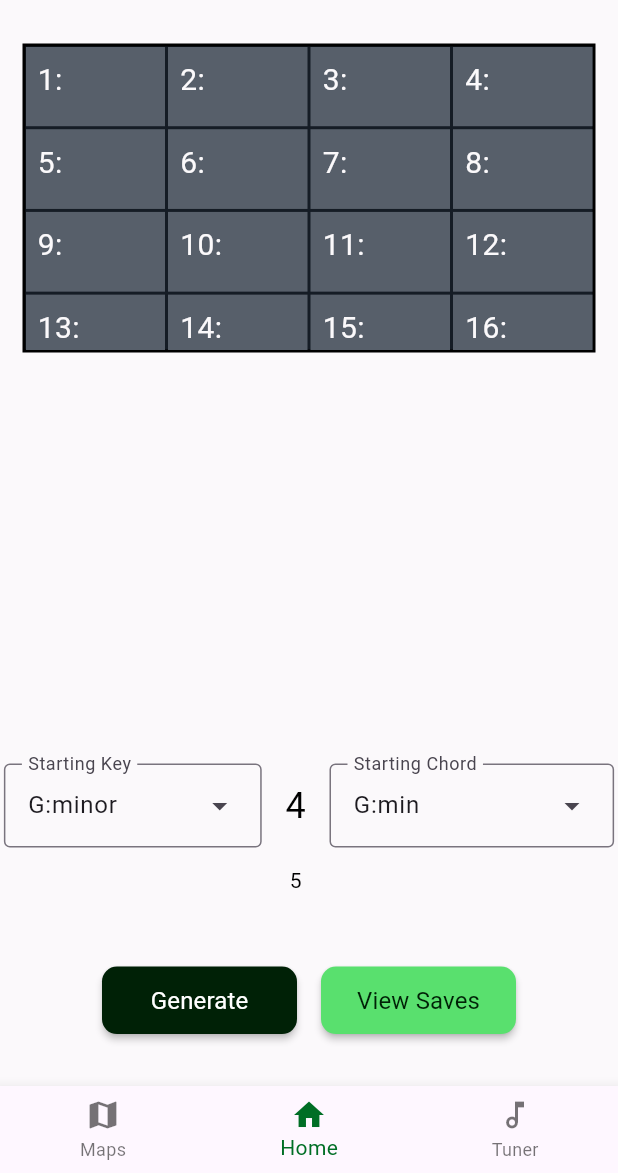
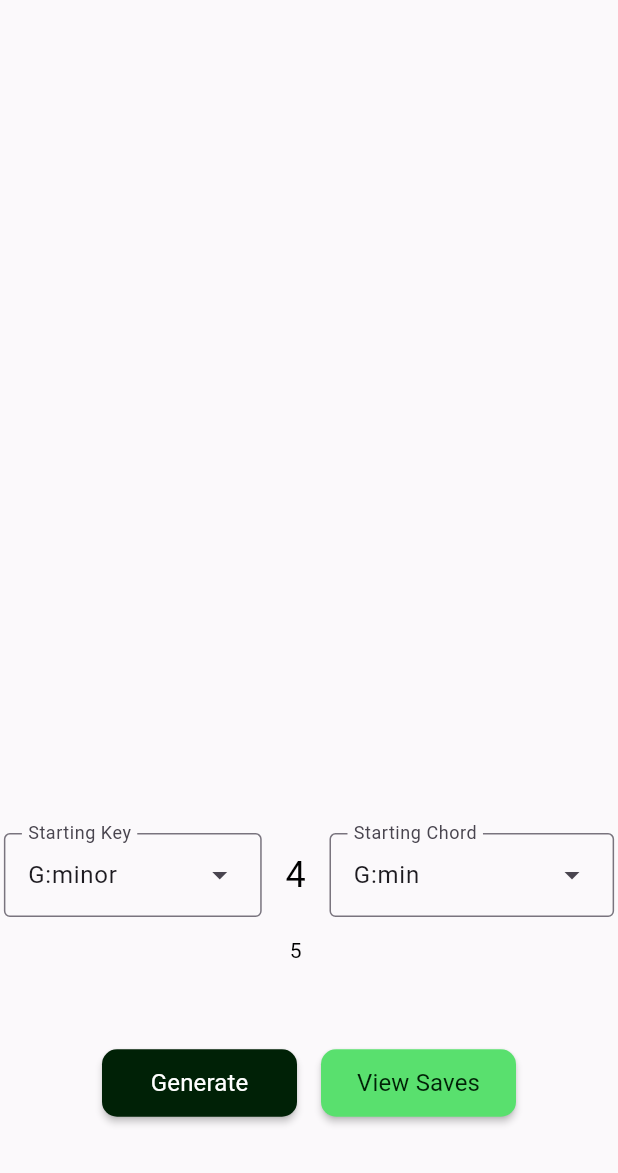
Before and after one commit to Natewhit205/Progression-App, a Flutter app: the screen it shows after launch, on a phone screen of 412 x 824 dp, the part 63-1236 px from its top. Run offline on Flutter 3.47's test engine with Material 3 defaults, Android fonts, the phone set to English and light mode, and no system bars; drawn by our look-alikes of numberpicker; our stand-ins replace hive, hive_flutter, just_audio; missing offline and left inert: dart_random_choice, fading_edge_scrollview; accounts and stored records are empty.

Commit message:
Removed Unnecessary Features and Fixed UI issues

```diff
--- a/lib/constants.dart
+++ b/lib/constants.dart
@@ -1,8 +1,8 @@
 class Constants {
   static int minChordLimit = 4;
   static int maxChordLimit = 32;
-  static int minOutputFont = 16;
-  static int maxOutputFont = 28;
+  static double minOutputFont = 16;
+  static double maxOutputFont = 28;
 
   static int chordsPerLine = 4;
 
--- a/lib/main.dart
+++ b/lib/main.dart
@@ -7,7 +7,6 @@ import 'package:flutter_music_application/classes/music_key.dart';
 import 'package:hive_flutter/adapters.dart';
 import 'package:flutter_music_application/classes/chord_map.dart';
 import 'package:flutter_music_application/keys.dart';
-import 'package:flutter_music_application/permissions.dart';
 import 'package:flutter_music_application/saved_chord_progression.dart';
 import 'package:flutter_music_application/screens/home_screen.dart';
 
@@ -94,7 +93,6 @@ Future<void> main() async {
   chordMaps = await Hive.openBox<ChordMap>('chordMaps');
 
   final List<ChordMap> maps = await _loadDecisionMap();
-  requestPermissions();
 
   runApp (
     MaterialApp(
--- a/lib/managers/harmony_manager.dart
+++ b/lib/managers/harmony_manager.dart
@@ -2,7 +2,6 @@ import 'package:flutter_music_application/classes/chord.dart';
 import 'package:flutter_music_application/classes/chord_map.dart';
 import 'package:flutter_music_application/classes/chord_progression.dart';
 import 'package:dart_random_choice/dart_random_choice.dart';
-import 'package:flutter/material.dart';
 import 'package:flutter_music_application/managers/chord_display.dart';
 
 class HarmonyManager {
@@ -11,7 +10,6 @@ class HarmonyManager {
   HarmonyManager({required this.chordMap});
 
   ChordProgression generateChordProgression(ChordData startingChord, int numberOfChords, ChordDisplay chordDisplay) {
-    debugPrint("Generate Progression (HarmonyManager) Start");
     ChordProgression progression = ChordProgression();
     progression.addChord(startingChord);
     chordDisplay.addChord(startingChord);
--- a/lib/screens/harmony_screen.dart
+++ b/lib/screens/harmony_screen.dart
@@ -9,13 +9,11 @@ import 'package:flutter_music_application/managers/harmony_manager.dart';
 import 'package:numberpicker/numberpicker.dart';
 import 'package:flutter_music_application/main.dart';
 import 'package:flutter_music_application/constants.dart';
-//import 'package:flutter_music_application/chord.dart';
 import 'package:flutter_music_application/classes/utilities.dart';
 import 'package:flutter_music_application/colors.dart';
 import 'package:flutter_music_application/styles.dart';
 import 'package:flutter_music_application/saved_chord_progression.dart';
 import 'package:flutter_music_application/screens/saves_screen.dart';
-import 'package:flutter_music_application/screens/chord_charts_screen.dart';
 import 'package:flutter_music_application/widgets/dropdown.dart';
 import 'package:flutter_music_application/widgets/button.dart';
 
@@ -38,6 +36,7 @@ class _HarmonyScreenState extends State<HarmonyScreen> with AutomaticKeepAliveCl
   bool _generated = false;
   bool _playing = false;
 
+  bool haltedGeneration = false;
 
   late int _selectedKey;
   late List<int> _selectedChord;
@@ -60,23 +59,20 @@ class _HarmonyScreenState extends State<HarmonyScreen> with AutomaticKeepAliveCl
   void _viewSaves(context) => Navigator.push(context, MaterialPageRoute(builder: (context) => const SavesScreen()));
 
   void _generateProgression() {
-    debugPrint("_generateProgression function call");
     final int limit = _chordLimit;
-    debugPrint("Selected Chord: $_selectedChord");
+    haltedGeneration = false;
 
     if (_selectedChord.length <= 1 || _selectedChord[1] < 0) return;
 
-    debugPrint("About to Clear Display");
     chordDisplay.clearDisplay();
-    debugPrint("Display Cleared");
 
     final ChordData startingChord =
       harmonyManager.getChordDataObj(_selectedKey, _selectedChord[1]);
 
-    debugPrint("Starting ChordData: $startingChord");
-
     final ChordProgression chordProgression =
       harmonyManager.generateChordProgression(startingChord, limit, chordDisplay);
+
+    if (chordProgression.chords.length < limit) haltedGeneration = true;
 
     _chordProgression =
       chordProgression.chords.map((c) => c.chordName).toList();
@@ -108,10 +104,6 @@ class _HarmonyScreenState extends State<HarmonyScreen> with AutomaticKeepAliveCl
     setState(() => _playing = false);
   }
 
-  void _showChordSymbols(context) {
-    Navigator.push(context, MaterialPageRoute(builder: (context) => ChordChartsScreen(selectedKey: _selectedKey)));
-  }
-
   void _saveChordProgression() {
     SavedChordProgression newSave = SavedChordProgression(_chordProgression);
     int key = 1;
@@ -138,9 +130,6 @@ class _HarmonyScreenState extends State<HarmonyScreen> with AutomaticKeepAliveCl
   @override
   Widget build(BuildContext context) {
     super.build(context);
-    var size = MediaQuery.of(context).size;
-    double chordDisplayHeight = size.height / 4;
-
     return Center(
       child: Align(
         alignment: Alignment.center,
@@ -151,50 +140,17 @@ class _HarmonyScreenState extends State<HarmonyScreen> with AutomaticKeepAliveCl
             alignment: Alignment.topLeft,
             children: [
               Align(
-                alignment: const Alignment(0.0, -1),
-                child: Column(
-                  children: [
-                    Padding(
-                      padding: const EdgeInsets.all(15.0),
-                      child: Container(
-                        height: chordDisplayHeight,
-                        decoration: BoxDecoration(
-                          color: AppTheme.secondary10,
-                          border: Border.all(color: Colors.black, width: 2.0),
-                        ),
-                        child: AnimatedSwitcher(
-                          duration: const Duration(milliseconds: 350),
-                          transitionBuilder: (Widget child,
-                            Animation<double> animation) => ScaleTransition(
-                              scale: animation,
-                              child: child
-                            ),
-                            child: GridView.count(
-                              mainAxisSpacing: 2.0,
-                              crossAxisSpacing: 2.0,
-                              crossAxisCount: Constants.chordsPerLine,
-                              childAspectRatio: 1.75,
-                              children: chordDisplay.getDisplay(),
-                            ),
-                        ),
-                      ),
-                    ),
-                    // Align(
-                    //   alignment: const Alignment(0.0, -0.8),
-                    //   child: SimpleActionButton(
-                    //     onPressed: () => _showChordSymbols(context),
-                    //     color: AppTheme.primary80,
-                    //     child: Text(
-                    //       'View Chord Charts',
-                    //       style: AppTextStyle.standard(color: AppTheme.primary10),
-                    //     ),
-                    //   )
-                    // ),
-                  ]
+                alignment: const Alignment(0.0, -0.8),
+                child: Padding(
+                  padding: const EdgeInsets.all(35.0),
+                  child: haltedGeneration ? Text(
+                    "Halted Generation - No further connected chords",
+                    style: AppTextStyle.large(color: AppTheme.error)
+                  ) : const SizedBox(),
                 ),
               ),
               Align(
-                alignment: const Alignment(0.0, -0.1),
+                alignment: const Alignment(0.0, -0.5),
                 child: Padding(
                   padding: const EdgeInsets.all(35.0),
                   child: Text(
@@ -210,7 +166,7 @@ class _HarmonyScreenState extends State<HarmonyScreen> with AutomaticKeepAliveCl
                 ),
               ),
               Align(
-                alignment: const Alignment(0.0, 0.20),
+                alignment: const Alignment(0.0, 0.0),
                 child: Row(
                   crossAxisAlignment: CrossAxisAlignment.center,
                   mainAxisAlignment: MainAxisAlignment.center,
@@ -267,7 +223,6 @@ class _HarmonyScreenState extends State<HarmonyScreen> with AutomaticKeepAliveCl
                             final chords = keyValues.getChords(_selectedKey);
                             int j = chords.indexWhere((c) => c.enabled);
                             if (j == -1) {
-                              debugPrint("No enabled chords in this key");
                               return;
                             }
 
--- a/lib/screens/home_screen.dart
+++ b/lib/screens/home_screen.dart
@@ -3,8 +3,6 @@ import 'package:flutter_music_application/classes/chord_map.dart';
 import 'package:flutter_music_application/colors.dart';
 import 'package:flutter_music_application/constants.dart';
 import 'package:flutter_music_application/widgets/app_bar.dart';
-import 'package:flutter_music_application/screens/bpm_screen.dart';
-import 'package:flutter_music_application/screens/tuner_screen.dart';
 import 'package:flutter_music_application/screens/harmony_screen.dart';
 
 class HomeScreen extends StatefulWidget {
@@ -16,72 +14,12 @@ class HomeScreen extends StatefulWidget {
 }
 
 class _HomeScreenState extends State<HomeScreen> {
-  // Page Controller
-  int _selectedIndex = 1;
-  late final PageController _pageController;
-
-  late final List<Widget> _pages;
-
-  final List<BottomNavigationBarItem> _bottomNavigationBarItems = const [
-    BottomNavigationBarItem(
-      icon: Icon(Icons.map),
-      label: 'Maps',
-    ),
-    BottomNavigationBarItem(
-      icon: Icon(Icons.home),
-      label: 'Home',
-    ),
-    BottomNavigationBarItem(
-      icon: Icon(Icons.audiotrack_outlined),
-      label: 'Tuner',
-    ),
-  ];
-
-  void onTapHandler(int index) {
-    setState(() => _selectedIndex = index);
-
-    _pageController.animateToPage(
-      index,
-      duration: const Duration(milliseconds: 750),
-      curve: Curves.ease,
-    );
-  }
-
-  @override
-  void initState() {
-    super.initState();
-    _pageController = PageController(initialPage: _selectedIndex);
-    _pages = [
-      const BpmScreen(),
-      HarmonyScreen(chordMap: widget.chordMap),
-      const TunerScreen(),
-    ];
-  }
-
-  @override
-  void dispose() {
-    _pageController.dispose();
-    super.dispose();
-  }
-
   @override
   Widget build(BuildContext context) {
     return Scaffold(
       appBar: CustomAppBar.customAppBar(title: Constants.appName),
-      body: PageView(
-        controller: _pageController,
-        onPageChanged: (index) {
-          setState(() => _selectedIndex = index);
-        },
-        children: _pages,
-      ),
+      body: HarmonyScreen(chordMap: widget.chordMap),
       backgroundColor: AppTheme.surface,
-      bottomNavigationBar: BottomNavigationBar(
-        selectedItemColor: AppTheme.primary40,
-        currentIndex: _selectedIndex,
-        onTap: onTapHandler,
-        items: _bottomNavigationBarItems,
-      ),
     );
   }
 }
```
Also changed, not shown: lib/permissions.dart (deleted, +0 -17 lines), lib/screens/bpm_screen.dart (deleted, +0 -124 lines), lib/screens/saves_screen.dart (+4 -3 lines), lib/screens/tuner_screen.dart (deleted, +0 -154 lines).
